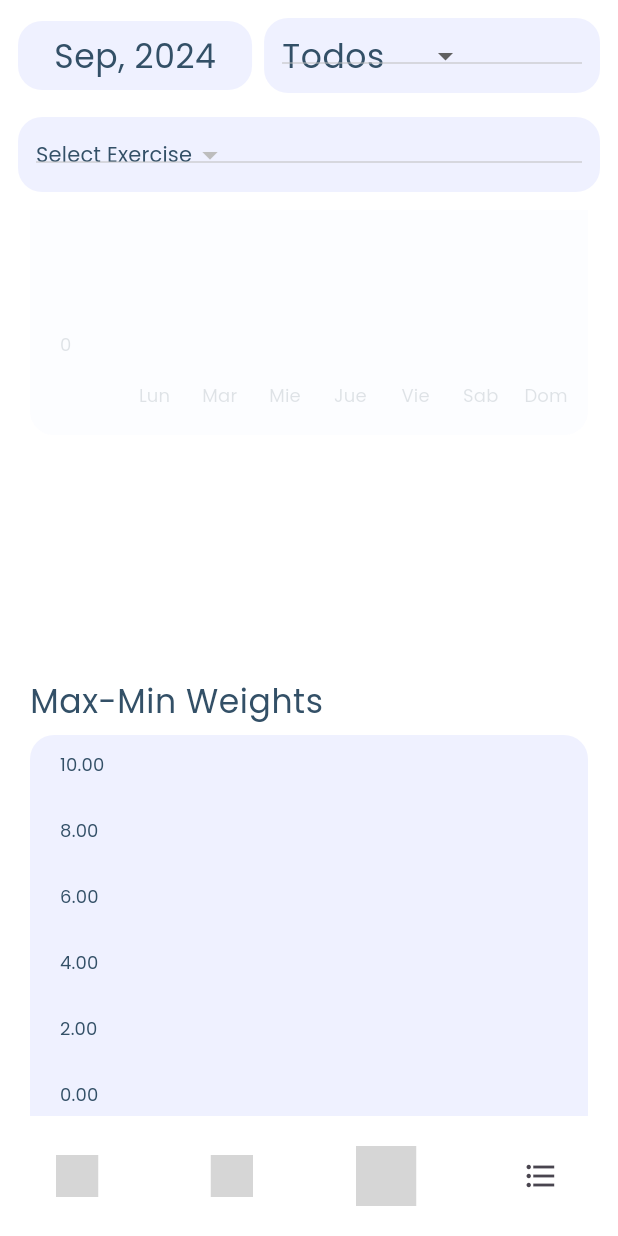
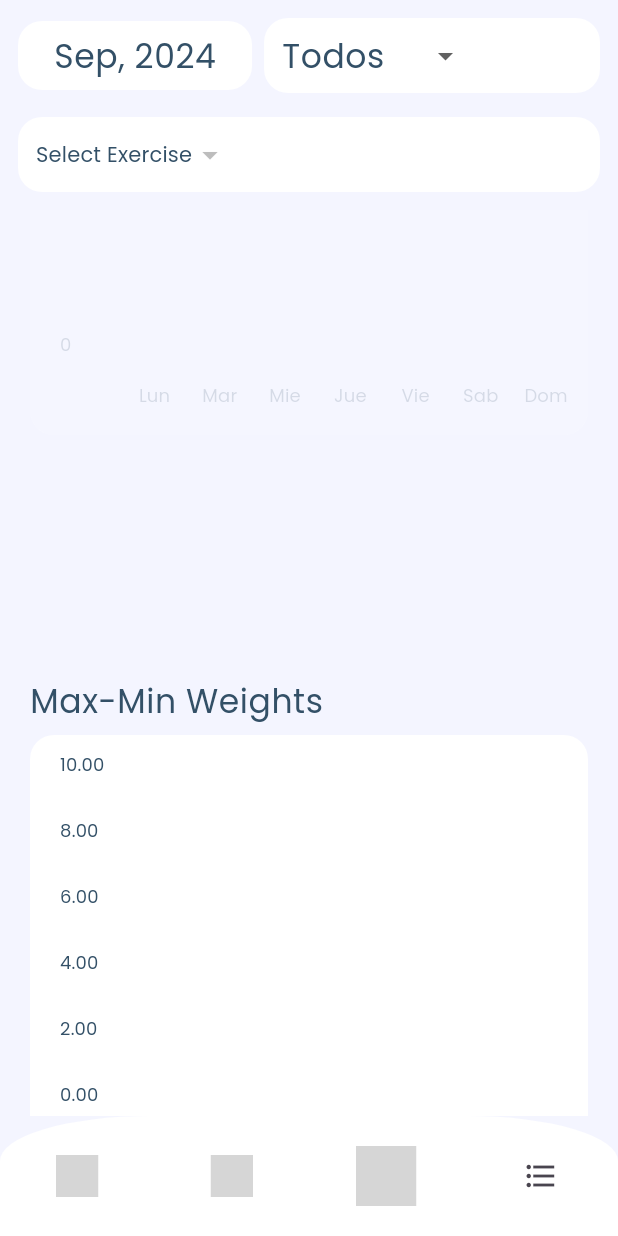
Before and after one commit to jreyesgfi/flutter_train_tracker_app, a Flutter app: the screen it shows after launch, item 3 of the bottom bar chosen, scrolled down 576 dp, on a phone screen of 412 x 824 dp. Run offline on Flutter 3.47's test engine with Material 3 defaults, Android fonts, the phone set to English and light mode, and no system bars; drawn by our look-alikes of fl_chart; our stand-ins replace flutter_riverpod, flutter_svg, go_router, shared_preferences, sqflite; missing offline and left inert: amplify_api, amplify_auth_cognito, amplify_authenticator, amplify_core, amplify_datastore, amplify_flutter and 1 more; accounts and stored records are empty; grey boxes are pictures that could not be loaded.

Commit message:
Fixing Colors

```diff
--- a/lib/common_layer/theme/app_colors.dart
+++ b/lib/common_layer/theme/app_colors.dart
@@ -1,16 +1,47 @@
 import 'package:flutter/material.dart';
 
 class AppColors {
+  AppColors._();
+  // colors
   static const primaryColor = Color(0xFFe65129);
+  static const secondaryColor = Color(0xFF2633C5);
   static const accentColor = Color(0xFFe65129);
-  static const backgroundColor = Color(0xFFFFFFFF);
+
+  // dark
+  static const darkColor = Color(0xff335067);
   static const textColor = Color(0xFF335067);
 
+  // light
+  static Color greyColor = fadeColor(darkColor);
+  static const whiteColor = Color(0xffffffff);
+  static const primaryColorLight = Color.fromARGB(237, 244, 245, 255);
+  static Color primaryColorFaded = fadeColor(primaryColor);
+  static Color secondaryColorFaded = fadeColor(secondaryColor);
 
-  // custom colors
-  static const darkColor = Color(0xff335067);
-  static const lightColor = Color(0xEEEEF0ff);
-  // static const lightColor = Color(0xffE2E6E8);
-  static const greyColor = Color(0xff7B99AD);
-  static const whiteColor = Color(0xffffffff);
+  static Color lightGreyColor = fadeColor(greyColor);
+
+  // transparent
+  static Color primaryColorTransparent = transparentColor(primaryColor);
+  static Color secondaryColorTransparent = transparentColor(secondaryColor);
+
+  // widgets
+  static Color screenBackgroundColor = primaryColorLight;
+  static Color widgetBackgroundColor = whiteColor;
+  static Color bottomBarColor = widgetBackgroundColor;
+
+
+
+  // Method to lighten a color
+  static Color fadeColor(Color color) {
+    //assert(amount >= 0 && amount <= 1, 'amount must be between 0 and 1');
+    final hsl = HSLColor.fromColor(color);
+    final lightenedHsl = hsl.withLightness((hsl.lightness + 0.25).clamp(0.0, 1.0));
+    return lightenedHsl.toColor();
+  }
+
+  // Method to adjust opacity
+  static Color transparentColor(Color color) {
+    return color.withOpacity((color.opacity * 0.4).clamp(0.0, 1.0));
+  }
+
 }
--- a/lib/common_layer/theme/app_theme.dart
+++ b/lib/common_layer/theme/app_theme.dart
@@ -55,10 +55,10 @@ class AppTheme {
       // Color setup
       primaryColor: AppColors.primaryColor,
       primaryColorDark: AppColors.darkColor,
-      primaryColorLight: AppColors.lightColor,
+      primaryColorLight: AppColors.primaryColorLight,
       shadowColor: AppColors.greyColor,
       highlightColor: AppColors.accentColor,
-      scaffoldBackgroundColor: AppColors.backgroundColor,
+      scaffoldBackgroundColor: AppColors.primaryColorLight,
       textSelectionTheme: TextSelectionThemeData(cursorColor: AppColors.accentColor),
 
       // TextStyle setup
@@ -88,9 +88,9 @@ class AppTheme {
       ),
 
       // Input Decoration theme for text form fields
-      inputDecorationTheme: const InputDecorationTheme(
+      inputDecorationTheme: InputDecorationTheme(
         labelStyle: TextStyle(color: AppColors.greyColor),
-        hintStyle: TextStyle(color: AppColors.lightColor),
+        hintStyle: const TextStyle(color: AppColors.primaryColorLight),
       ),
 
       // extensions
--- a/lib/presentation_layer/screens/screen_wrapper.dart
+++ b/lib/presentation_layer/screens/screen_wrapper.dart
@@ -1,4 +1,5 @@
 import 'package:flutter/material.dart';
+import 'package:flutter_application_test1/common_layer/theme/app_colors.dart';
 import 'package:flutter_application_test1/presentation_layer/widgets/header_footer/bottom_navigation.dart';
 import 'package:go_router/go_router.dart';
 
@@ -10,6 +11,8 @@ class ScreenWrapper extends StatelessWidget {
   @override
   Widget build(BuildContext context) {
     return Scaffold(
+      backgroundColor: AppColors.screenBackgroundColor,
+      extendBody: true,
       body: child,
       bottomNavigationBar: const BottomNavigation(),
     );
--- a/lib/presentation_layer/widgets/common/buttons/custom_button.dart
+++ b/lib/presentation_layer/widgets/common/buttons/custom_button.dart
@@ -74,7 +74,7 @@ class _CustomButtonState extends State<CustomButton> with SingleTickerProviderSt
           builder: (context, child) => Transform.scale(
             scale: _scaleAnimation.value,
             child: Container(
-              width: widget.label != null ? 200 : widget.size, // Wider if label is present
+              width: widget.label != null ? 220 : widget.size, // Wider if label is present
               height: widget.size,
               decoration: BoxDecoration(
                 color:
--- a/lib/presentation_layer/widgets/common/inputs/roulette_numeric_input.dart
+++ b/lib/presentation_layer/widgets/common/inputs/roulette_numeric_input.dart
@@ -1,4 +1,5 @@
 import 'package:flutter/material.dart';
+import 'package:flutter_application_test1/common_layer/theme/app_colors.dart';
 
 class NumericRoulettePicker extends StatefulWidget {
   final TextEditingController controller;
@@ -122,7 +123,7 @@ void didUpdateWidget(NumericRoulettePicker oldWidget) {
                             fontWeight: FontWeight.normal,
                             color: index == _currentPage
                                 ? theme.primaryColor
-                                : theme.primaryColorLight,
+                                : AppColors.greyColor,
                           ),
                         ),
                       ),
--- a/lib/presentation_layer/widgets/common/other/custom_chrono.dart
+++ b/lib/presentation_layer/widgets/common/other/custom_chrono.dart
@@ -1,5 +1,6 @@
 import 'dart:async';
 import 'package:flutter/material.dart';
+import 'package:flutter_application_test1/common_layer/theme/app_colors.dart';
 import 'package:shared_preferences/shared_preferences.dart';
 
 class CustomChrono extends StatefulWidget {
@@ -100,7 +101,7 @@ class CustomChronoState extends State<CustomChrono> {
               strokeWidth: 5,
               strokeCap: StrokeCap.round,
               value: 1 - duration.inMilliseconds / widget.duration.inMilliseconds,
-              backgroundColor: theme.primaryColorLight,
+              backgroundColor: AppColors.whiteColor,
               valueColor: AlwaysStoppedAnimation<Color>(theme.primaryColor),
             ),
           ),
--- a/lib/presentation_layer/widgets/header_footer/bottom_navigation.dart
+++ b/lib/presentation_layer/widgets/header_footer/bottom_navigation.dart
@@ -1,4 +1,5 @@
 import 'package:flutter/material.dart';
+import 'package:flutter_application_test1/common_layer/theme/app_colors.dart';
 import 'package:flutter_application_test1/presentation_layer/router/navitation_utils.dart';
 import 'package:flutter_riverpod/flutter_riverpod.dart';
 import 'package:flutter_svg/flutter_svg.dart';
@@ -38,7 +39,15 @@ class _BottomNavigationState extends ConsumerState<BottomNavigation> {
   @override
   Widget build(BuildContext context) {
     final theme = Theme.of(context);
-    return NavigationBar(
+    return Container(
+        decoration: BoxDecoration(
+          borderRadius: const BorderRadius.only(topLeft: Radius.elliptical(100,30), topRight: Radius.elliptical(100,30)),
+          color: AppColors.bottomBarColor,
+        ),
+        child: NavigationBar(
+          shadowColor: Colors.transparent,
+          overlayColor: WidgetStateColor.transparent,
+          surfaceTintColor: Colors.transparent,
           selectedIndex: _selectedIndex,
           onDestinationSelected: _onItemTapped,
           destinations: navigationItems
@@ -63,7 +72,11 @@ class _BottomNavigationState extends ConsumerState<BottomNavigation> {
                               colorFilter: ColorFilter.mode(
                                   theme.primaryColor, BlendMode.srcIn),
                             )
-                      : Icon(item.selectedIcon, color: theme.primaryColor,size: 36,),
+                          : Icon(
+                              item.selectedIcon,
+                              color: theme.primaryColor,
+                              size: 36,
+                            ),
                     ),
                     label: item.label,
                   ))
@@ -71,7 +84,7 @@ class _BottomNavigationState extends ConsumerState<BottomNavigation> {
           backgroundColor: Colors.transparent,
           labelBehavior: NavigationDestinationLabelBehavior.alwaysHide,
           indicatorColor: Colors.transparent,
-    );
+        ));
   }
 }
 
--- a/lib/presentation_layer/widgets/reporting/count_bar_chart.dart
+++ b/lib/presentation_layer/widgets/reporting/count_bar_chart.dart
@@ -1,5 +1,6 @@
 import 'package:flutter/material.dart';
 import 'package:fl_chart/fl_chart.dart';
+import 'package:flutter_application_test1/common_layer/theme/app_colors.dart';
 import 'package:flutter_application_test1/common_layer/theme/app_theme.dart';
 import 'package:flutter_application_test1/common_layer/utils/date_labels.dart';
 import 'package:flutter_application_test1/domain_layer/entities/core_entities.dart';
@@ -72,7 +73,7 @@ class TrainingCountBarChart extends ConsumerWidget {
             padding: const EdgeInsets.all(20.0), // Padding inside the Container
             decoration: BoxDecoration(
               borderRadius: BorderRadius.circular(customThemeValues.borderRadius),
-              color: theme.primaryColorLight,
+              color: AppColors.whiteColor,
             ),
             child: BarChart(
               BarChartData(
--- a/lib/presentation_layer/widgets/reporting/max_min_line_chart_widget.dart
+++ b/lib/presentation_layer/widgets/reporting/max_min_line_chart_widget.dart
@@ -1,5 +1,6 @@
 import 'package:flutter/material.dart';
 import 'package:fl_chart/fl_chart.dart';
+import 'package:flutter_application_test1/common_layer/theme/app_colors.dart';
 import 'package:flutter_application_test1/common_layer/theme/app_theme.dart';
 import 'package:flutter_application_test1/domain_layer/entities/core_entities.dart';
 import 'package:flutter_application_test1/presentation_layer/providers/report_screen_provider.dart';
@@ -126,7 +127,7 @@ class MaxMinLineChart extends ConsumerWidget {
             decoration: BoxDecoration(
               borderRadius:
                   BorderRadius.circular(customThemeValues.borderRadius),
-              color: theme.primaryColorLight,
+              color: AppColors.whiteColor,
             ),
             child: LineChart(
               LineChartData(
--- a/lib/presentation_layer/widgets/reporting/report_filter_section.dart
+++ b/lib/presentation_layer/widgets/reporting/report_filter_section.dart
@@ -1,4 +1,5 @@
 import 'package:flutter/material.dart';
+import 'package:flutter_application_test1/common_layer/theme/app_colors.dart';
 import 'package:flutter_application_test1/common_layer/theme/app_theme.dart';
 import 'package:flutter_application_test1/common_layer/utils/date_labels.dart';
 import 'package:flutter_application_test1/common_layer/utils/textUtils.dart';
@@ -41,7 +42,7 @@ class ReportFilterSection extends ConsumerWidget {
                         data: theme.copyWith(
                           colorScheme: ColorScheme.light(
                             primary: theme.primaryColor,
-                            onPrimary: theme.primaryColorLight,
+                            onPrimary: AppColors.whiteColor,
                             surface: theme.primaryColor,
                             onSurface: theme.primaryColorDark,
                             secondary: theme.primaryColor,
@@ -76,7 +77,7 @@ class ReportFilterSection extends ConsumerWidget {
                   padding: const EdgeInsets.symmetric(vertical: 12, horizontal: 24),
                   constraints: const BoxConstraints(maxWidth: 200),
                   decoration: BoxDecoration(
-                    color: Theme.of(context).primaryColorLight,
+                    color: AppColors.whiteColor,
                     borderRadius: BorderRadius.circular(customThemeValues.borderRadius),
                   ),
                   child: Text(
@@ -92,10 +93,11 @@ class ReportFilterSection extends ConsumerWidget {
     padding: const EdgeInsets.all(12),
     height: 50,
     decoration: BoxDecoration(
-      color: Theme.of(context).primaryColorLight,
+      color: AppColors.whiteColor,
       borderRadius: BorderRadius.circular(customThemeValues.borderRadius),
     ),
     child: DropdownButton<String>(
+      underline: Container(),
       hint: Text(
         'Select Muscle',
         style: theme.textTheme.bodyMedium?.copyWith(color: theme.primaryColorDark),
@@ -134,10 +136,11 @@ class ReportFilterSection extends ConsumerWidget {
                   padding: const EdgeInsets.all(12),
                   height: 50,
                   decoration: BoxDecoration(
-                    color: Theme.of(context).primaryColorLight,
+                    color: AppColors.whiteColor,
                     borderRadius: BorderRadius.circular(customThemeValues.borderRadius),
                   ),
                   child: DropdownButton<String>(
+                    underline: Container(),
                     hint: Text(
                       'Select Exercise',
                       style: theme.textTheme.bodyMedium?.copyWith(color: theme.primaryColorDark),
--- a/lib/presentation_layer/widgets/reporting/sessions_history_calendar_widget.dart
+++ b/lib/presentation_layer/widgets/reporting/sessions_history_calendar_widget.dart
@@ -1,5 +1,6 @@
 import 'package:flutter/material.dart';
 import 'package:fl_chart/fl_chart.dart';
+import 'package:flutter_application_test1/common_layer/theme/app_colors.dart';
 import 'package:flutter_application_test1/common_layer/theme/app_theme.dart';
 import 'package:flutter_application_test1/domain_layer/entities/core_entities.dart';
 import 'package:flutter_application_test1/presentation_layer/providers/report_screen_provider.dart';
@@ -32,7 +33,7 @@ class SessionsHistoryCalendarWidget extends ConsumerWidget {
           padding: const EdgeInsets.all(20),
           decoration: BoxDecoration(
             borderRadius: BorderRadius.circular(customThemeValues.borderRadius),
-            color: theme.primaryColorLight,
+            color: AppColors.whiteColor,
           ),
           child: ScatterChart(
             ScatterChartData(
@@ -106,7 +107,7 @@ class SessionsHistoryCalendarWidget extends ConsumerWidget {
                         TextSpan(
                           text: '${day}/${selectedMonth}/${selectedYear}\n',
                           style: theme.textTheme.titleMedium
-                            ?.copyWith(color: theme.primaryColorLight),
+                            ?.copyWith(color: AppColors.whiteColor),
                         ),
                         TextSpan(
                           text: 'Ejercicios: $intensity',
--- a/lib/presentation_layer/widgets/settings/setting_group_card.dart
+++ b/lib/presentation_layer/widgets/settings/setting_group_card.dart
@@ -1,4 +1,5 @@
 import 'package:flutter/material.dart';
+import 'package:flutter_application_test1/common_layer/theme/app_colors.dart';
 import 'package:flutter_application_test1/presentation_layer/widgets/settings/setting_elements.dart';
 
 class SettingsGroupWidget extends StatelessWidget {
@@ -24,7 +25,7 @@ class SettingsGroupWidget extends StatelessWidget {
             borderRadius: BorderRadius.circular(10.0),
           ),
           shadowColor: Colors.transparent,
-          color: Theme.of(context).primaryColorLight,
+          color: AppColors.whiteColor,
           child: Padding(
             padding: const EdgeInsets.all(8.0),
             child: Column(
--- a/lib/presentation_layer/widgets/training_selection/exercise_tile.dart
+++ b/lib/presentation_layer/widgets/training_selection/exercise_tile.dart
@@ -1,4 +1,5 @@
 import 'package:flutter/material.dart';
+import 'package:flutter_application_test1/common_layer/theme/app_colors.dart';
 import 'package:flutter_application_test1/common_layer/theme/app_theme.dart';
 
 class ExerciseTileSchema {
@@ -37,7 +38,7 @@ class ExerciseTile extends StatelessWidget {
       curve: Curves.easeInOut,
       height: isSelected ? 80 : 60,
       decoration: BoxDecoration(
-        color: theme.primaryColorLight,
+        color: AppColors.whiteColor,
         borderRadius: BorderRadius.circular(customTheme?.properties.borderRadius ?? 0.0),
       ),
       child: Stack(
--- a/lib/presentation_layer/widgets/training_selection/muscle_tile.dart
+++ b/lib/presentation_layer/widgets/training_selection/muscle_tile.dart
@@ -1,4 +1,5 @@
 import 'package:flutter/material.dart';
+import 'package:flutter_application_test1/common_layer/theme/app_colors.dart';
 import 'package:flutter_application_test1/common_layer/theme/app_theme.dart';
 import 'package:flutter_application_test1/presentation_layer/widgets/common/buttons/like_button.dart';
 import 'package:flutter_svg/flutter_svg.dart';
@@ -54,7 +55,7 @@ class _MuscleTileState extends State<MuscleTile> {
             width: widget.isSelected ? 140 : 120,
             height: widget.isSelected ? 140 : 120,
             decoration: BoxDecoration(
-              color: widget.isSelected ? theme.shadowColor : theme.primaryColorLight,
+              color: widget.isSelected ? theme.shadowColor : AppColors.whiteColor,
               borderRadius: BorderRadius.circular(customTheme?.properties.borderRadius ?? 0.0),
               border: Border.all(
                   color: isHovering ? theme.primaryColorDark : Colors.transparent,
--- a/lib/presentation_layer/widgets/training_session/session_buttons_wrapper.dart
+++ b/lib/presentation_layer/widgets/training_session/session_buttons_wrapper.dart
@@ -47,7 +47,7 @@ class _SessionButtonsWrapperState extends ConsumerState<SessionButtonsWrapper> {
       controller: _scrollController,
       scrollDirection: Axis.horizontal,
       child: Row(
-        mainAxisAlignment: MainAxisAlignment.center,
+        mainAxisAlignment: MainAxisAlignment.spaceBetween,
         children: List.generate(numberOfButtons, (index) { // Assume you have 8 buttons
           return Padding(
             padding: const EdgeInsets.symmetric(horizontal: 8.0), // Add horizontal space between buttons
--- a/lib/presentation_layer/widgets/training_session/session_step_widget.dart
+++ b/lib/presentation_layer/widgets/training_session/session_step_widget.dart
@@ -1,4 +1,5 @@
 import 'package:flutter/material.dart';
+import 'package:flutter_application_test1/common_layer/theme/app_colors.dart';
 import 'package:flutter_application_test1/common_layer/theme/app_theme.dart';
 
 class SessionStepWidget extends StatelessWidget {
@@ -20,7 +21,7 @@ class SessionStepWidget extends StatelessWidget {
       child: Container(
         padding: const EdgeInsets.symmetric(horizontal: 12, vertical: 16),
         decoration: BoxDecoration(
-          color: Theme.of(context).primaryColorLight,
+          color: AppColors.whiteColor,
           borderRadius: BorderRadius.circular(
               customTheme?.properties.borderRadius ?? 0.0),
         ),
```
Also changed, not shown: lib/presentation_layer/screens/settings_screen.dart (+10 -4 lines), lib/presentation_layer/widgets/header_footer/new_header.dart (added, +189 -0 lines), lib/presentation_layer/widgets/history/date_separator.dart (+6 -5 lines), lib/presentation_layer/widgets/history/session_log_card.dart (+13 -8 lines). Lines whose indentation alone changed are shown as unchanged.
